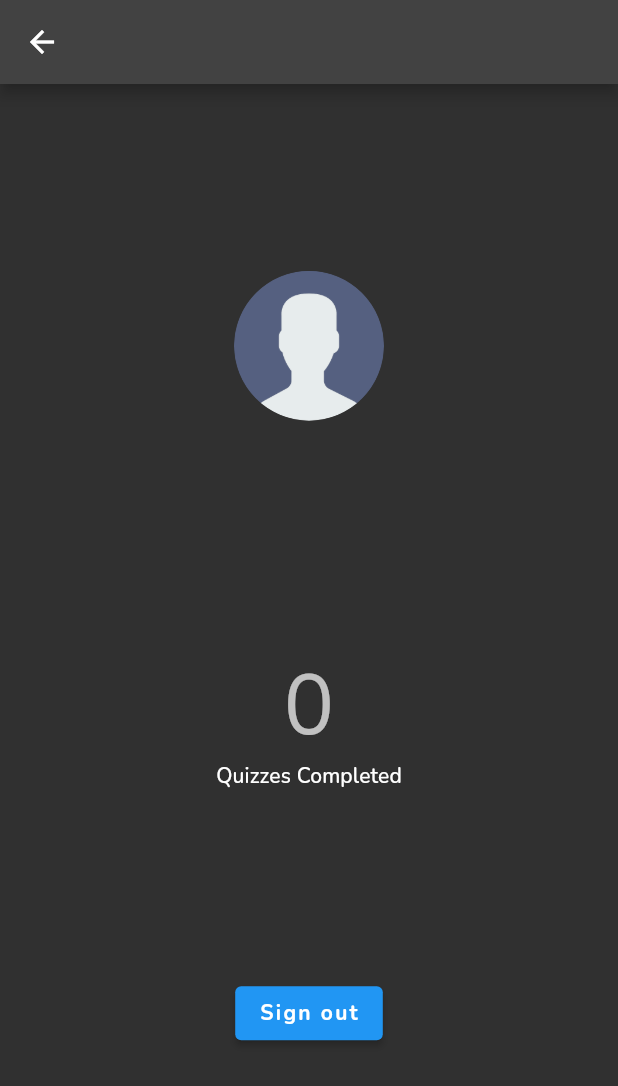
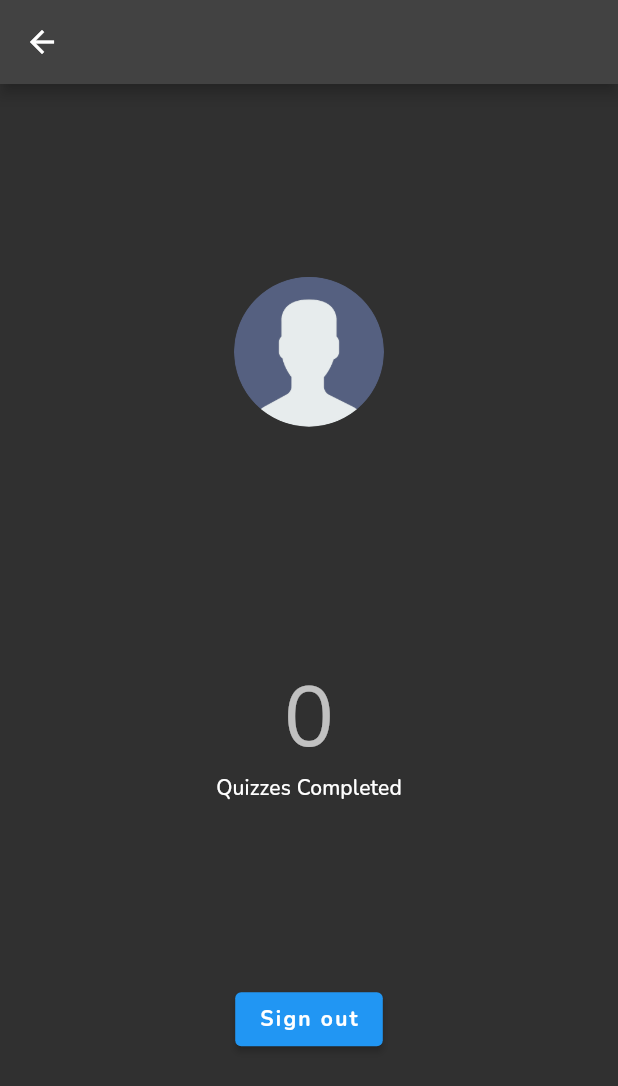
Before and after one commit to alibimm/Quiz-App, a Flutter app: the ProfileScreen screen opened by its route, on a phone screen of 412 x 824 dp. Shown: the top 1086 px of the screen. Run offline on Flutter 3.47's test engine with Material 2 defaults, Android fonts, the phone set to English and light mode, and no system bars; our stand-ins replace cloud_firestore, firebase_auth, firebase_core, font_awesome_flutter, google_fonts, google_sign_in and 1 more; accounts and stored records are empty.

```diff
--- a/lib/profile/profile.dart
+++ b/lib/profile/profile.dart
@@ -26,6 +26,7 @@ class ProfileScreen extends StatelessWidget {
               Container(
                 width: 100,
                 height: 100,
+                margin: const EdgeInsets.all(8),
                 decoration: BoxDecoration(
                   shape: BoxShape.circle,
                   image: DecorationImage(
```
Also changed, not shown: lib/topics/topic_item.dart (+9 -1 lines).
